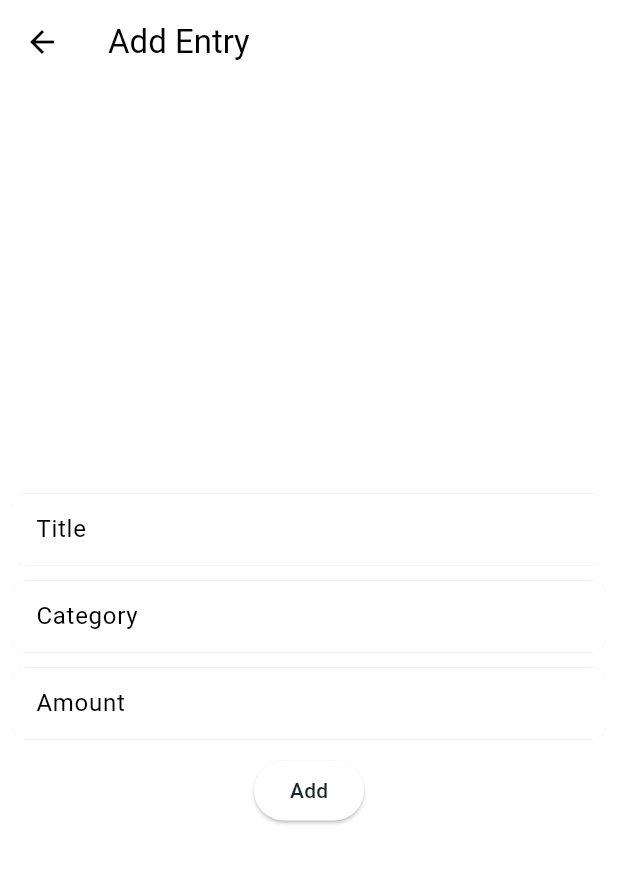
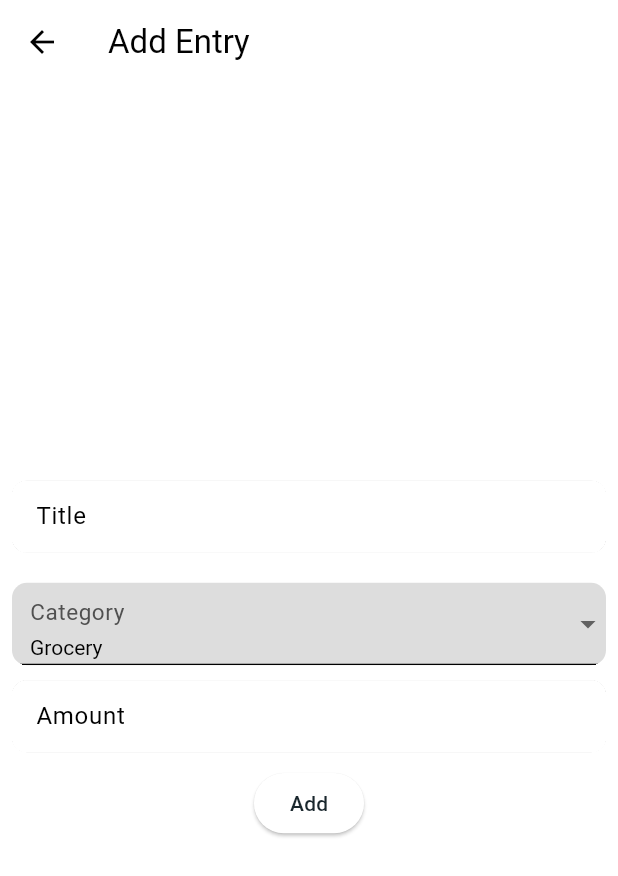
Before and after one commit to NAM1-9000/AppDev-Project, a Flutter app: the MainScreen screen opened by its route, after a tap on the "add" icon, on a phone screen of 412 x 824 dp. Shown: the top 876 px of the screen. Run offline on Flutter 3.47's test engine with Material 3 defaults, Android fonts, the phone set to English and light mode, and no system bars; our stand-ins replace bloc, cloud_firestore, equatable, firebase_auth, firebase_core, flutter_bloc and 2 more; accounts and stored records are empty.

Commit message:
analytics screen with cubit, dropdown menu for category

```diff
--- a/expense_tracker/lib/business logic/cubits/add_entry/add_entry_state.dart
+++ b/expense_tracker/lib/business logic/cubits/entry/add_entry_state.dart
@@ -10,6 +10,15 @@ sealed class AddEntryState extends Equatable {
 final class AddEntryInitial extends AddEntryState {}
 
 final class AddEntryLoading extends AddEntryState {}
+
+final class AddEntriesLoaded extends AddEntryState {
+  final List<EntryModel> userEntries;
+
+  const AddEntriesLoaded({required this.userEntries});
+
+  @override
+  List<Object> get props => [userEntries];
+}
 
 final class AddEntrySuccess extends AddEntryState {
   final UserModel userModel;
--- a/expense_tracker/lib/data/repositories/entry_repository.dart
+++ b/expense_tracker/lib/data/repositories/entry_repository.dart
@@ -1,8 +1,13 @@
+import 'package:expense_tracker/data/models/entry_model.dart';
 import 'package:expense_tracker/data/models/user_model.dart';
 import 'package:expense_tracker/data/network/entry_network.dart';
 
 class EntryRepository {
   final EntryNetwork _entryNetwork = EntryNetwork();
+
+  Future<List<EntryModel>> getEntries(String userEmail) async {
+    return await _entryNetwork.getEntries(userEmail);
+  }
 
   Future<UserModel?> addEntry(
       String email, String title, String category, double amount) async {
--- a/expense_tracker/lib/main.dart
+++ b/expense_tracker/lib/main.dart
@@ -1,6 +1,6 @@
 import 'package:cloud_firestore/cloud_firestore.dart';
-import 'package:expense_tracker/business%20logic/cubits/add_entry/add_entry_cubit.dart';
 import 'package:expense_tracker/business%20logic/cubits/auth/auth_cubit.dart';
+import 'package:expense_tracker/business%20logic/cubits/entry/add_entry_cubit.dart';
 import 'package:expense_tracker/business%20logic/cubits/theme/theme_cubit.dart';
 import 'package:expense_tracker/business%20logic/cubits/theme/theme_state.dart';
 import 'package:expense_tracker/firebase_options.dart';
@@ -11,7 +11,6 @@ import 'package:expense_tracker/presentation/screens/main%20screen/main_screen.d
 import 'package:expense_tracker/presentation/screens/settings_screen.dart';
 import 'package:expense_tracker/presentation/screens/signup_screen.dart';
 import 'package:expense_tracker/presentation/screens/splash_screen.dart';
-import 'package:expense_tracker/presentation/screens/analytics_screen.dart';
 import 'package:expense_tracker/theme/pallete.dart';
 import 'package:firebase_core/firebase_core.dart';
 import 'package:flutter/material.dart';
--- a/expense_tracker/lib/presentation/screens/add_entry_screen.dart
+++ b/expense_tracker/lib/presentation/screens/add_entry_screen.dart
@@ -1,13 +1,16 @@
-import 'package:expense_tracker/business%20logic/cubits/add_entry/add_entry_cubit.dart';
 import 'package:expense_tracker/business%20logic/cubits/auth/auth_cubit.dart';
-import 'package:expense_tracker/data/repositories/entry_repository.dart';
+import 'package:expense_tracker/business%20logic/cubits/entry/add_entry_cubit.dart';
 import 'package:expense_tracker/presentation/widgets/form_field.dart';
 import 'package:flutter/material.dart';
 import 'package:flutter_bloc/flutter_bloc.dart';
 
-class AddEntryScreen extends StatelessWidget {
+class AddEntryScreen extends StatefulWidget {
   const AddEntryScreen({super.key});
+  State<AddEntryScreen> createState() => _AddEntryScreenState();
+}
 
+class _AddEntryScreenState extends State<AddEntryScreen> {
+  @override
   @override
   Widget build(BuildContext context) {
     // controllers
@@ -36,19 +39,58 @@ class AddEntryScreen extends StatelessWidget {
               mainAxisAlignment: MainAxisAlignment.center,
               children: [
                 // title
-                FormFieldWidget(
-                  hintText: 'Title',
-                  labelText: 'Title',
-                  inputType: TextInputType.text,
-                  controller: titleController,
+                Container(
+                  child: FormFieldWidget(
+                    hintText: 'Title',
+                    labelText: 'Title',
+                    inputType: TextInputType.text,
+                    controller: titleController,
+                  ),
                 ),
                 SizedBox(height: 10),
                 // category
-                FormFieldWidget(
-                  hintText: 'Category',
-                  labelText: 'Category',
-                  inputType: TextInputType.text,
-                  controller: categoryController,
+                // FormFieldWidget(
+                //   hintText: 'Category',
+                //   labelText: 'Category',
+                //   inputType: TextInputType.text,
+                //   controller: categoryController,
+                // ),
+                SizedBox(height: 10),
+                Container(
+                  width: double.infinity,
+                  clipBehavior: Clip.hardEdge,
+                  decoration: BoxDecoration(
+                    color: Colors.grey.withOpacity(.35),
+                    borderRadius: BorderRadius.circular(10),
+                  ),
+                  child: DropdownButtonFormField<String>(
+                    isExpanded: true,
+                    value: _selectedCategory,
+                    decoration: const InputDecoration(
+                      contentPadding: EdgeInsets.fromLTRB(12, 12, 12, 0),
+                      labelText: 'Category',
+                      labelStyle: TextStyle(
+                          color: Color.fromARGB(255, 80, 80, 80), fontSize: 20),
+                    ),
+                    style: const TextStyle(color: Colors.black),
+                    onChanged: (String? newValue) {
+                      setState(() {
+                        _selectedCategory = newValue!;
+                      });
+                    },
+                    items: <String>[
+                      'Grocery',
+                      'Transport',
+                      'Bill',
+                      'Subscription',
+                      'Others'
+                    ].map<DropdownMenuItem<String>>((String value) {
+                      return DropdownMenuItem<String>(
+                        value: value,
+                        child: Text(value),
+                      );
+                    }).toList(),
+                  ),
                 ),
                 SizedBox(height: 10),
                 // amount
@@ -64,7 +106,7 @@ class AddEntryScreen extends StatelessWidget {
                   onPressed: () {
                     double amount = double.parse(amountController.text);
                     String title = titleController.text;
-                    String category = categoryController.text;
+                    String category = _selectedCategory;
 
                     amountController.clear();
                     categoryController.clear();
--- a/expense_tracker/lib/presentation/screens/main screen/analytics_body.dart
+++ b/expense_tracker/lib/presentation/screens/main screen/analytics_body.dart
@@ -1,6 +1,10 @@
+import 'package:expense_tracker/business%20logic/cubits/auth/auth_cubit.dart';
+import 'package:expense_tracker/business%20logic/cubits/entry/add_entry_cubit.dart';
 import 'package:expense_tracker/data/models/entry_model.dart';
 import 'package:expense_tracker/data/models/pie_chart_data.dart';
+import 'package:expense_tracker/data/models/user_model.dart';
 import 'package:flutter/material.dart';
+import 'package:flutter_bloc/flutter_bloc.dart';
 import 'package:syncfusion_flutter_charts/charts.dart';
 
 class AnalyticsBody extends StatefulWidget {
@@ -13,7 +17,10 @@ class AnalyticsBody extends StatefulWidget {
 class _AnalyticsBodyState extends State<AnalyticsBody> {
   TooltipBehavior _tooltipBehavior = TooltipBehavior(enable: true);
 
-  late List<EntryModel> _chartData;
+  late List<EntryModel>? _chartData;
+  late List<PieChartData> processedData = [];
+  late UserModel _authenticatedUser;
+  late List<EntryModel> _userEntries;
 
   //get data from firestore
   List<EntryModel> getChartData() {
@@ -72,13 +79,39 @@ class _AnalyticsBodyState extends State<AnalyticsBody> {
   }
 
   @override
+  void initState() {
+    final authCubit = BlocProvider.of<AuthCubit>(context);
+    final entryCubit = BlocProvider.of<AddEntryCubit>(context);
+
+    // get auth cubit instance and check if state is AuthSuccess, which it will be since user is logged in
+    if (authCubit.state is AuthSuccess) {
+      _authenticatedUser = (authCubit.state as AuthSuccess).userModel;
+
+      // print(_authenticatedUser);
+    }
+
+    if (entryCubit.state is AddEntryInitial) {
+      entryCubit.asyncGetEntries(userEmail: _authenticatedUser.email);
+    }
+
+    super.initState();
+  }
+
+  @override
   Widget build(BuildContext context) {
     List<EntryModel> rawData = getChartData();
-    List<PieChartData> processedData = processData(rawData);
 
     return SafeArea(
       child: Scaffold(
-        body: SfCircularChart(
+        body: BlocBuilder<AddEntryCubit, AddEntryState>(
+          builder: (context, state) {
+            print('state in build: $state');
+            if (state is AddEntriesLoaded) {
+              _chartData = state.userEntries;
+
+              processedData = processData(_chartData!);
+
+              return SfCircularChart(
                 legend: Legend(isVisible: true),
                 title: ChartTitle(
                   text: 'Expenses By Category',
@@ -86,13 +119,18 @@ class _AnalyticsBodyState extends State<AnalyticsBody> {
                 tooltipBehavior: _tooltipBehavior,
                 series: [
                   PieSeries<PieChartData, String>(
-              dataSource: processedData,
+                    dataSource: processedData, // processedData ?? [],
                     xValueMapper: (PieChartData data, _) => data.category,
                     yValueMapper: (PieChartData data, _) => data.amount,
                     dataLabelSettings: const DataLabelSettings(isVisible: true),
                     enableTooltip: true,
                   )
                 ],
+              );
+            }
+
+            return Center(child: CircularProgressIndicator());
+          },
         ),
       ),
     );
```
Also changed, not shown: expense_tracker/lib/business logic/cubits/entry/add_entry_cubit.dart (renamed from expense_tracker/lib/business logic/cubits/add_entry/add_entry_cubit.dart, +12 -0 lines), expense_tracker/lib/data/network/entry_network.dart (+27 -0 lines), expense_tracker/lib/presentation/screens/main screen/home_body.dart (+34 -25 lines), 4 other files. Lines whose indentation alone changed are shown as unchanged.
